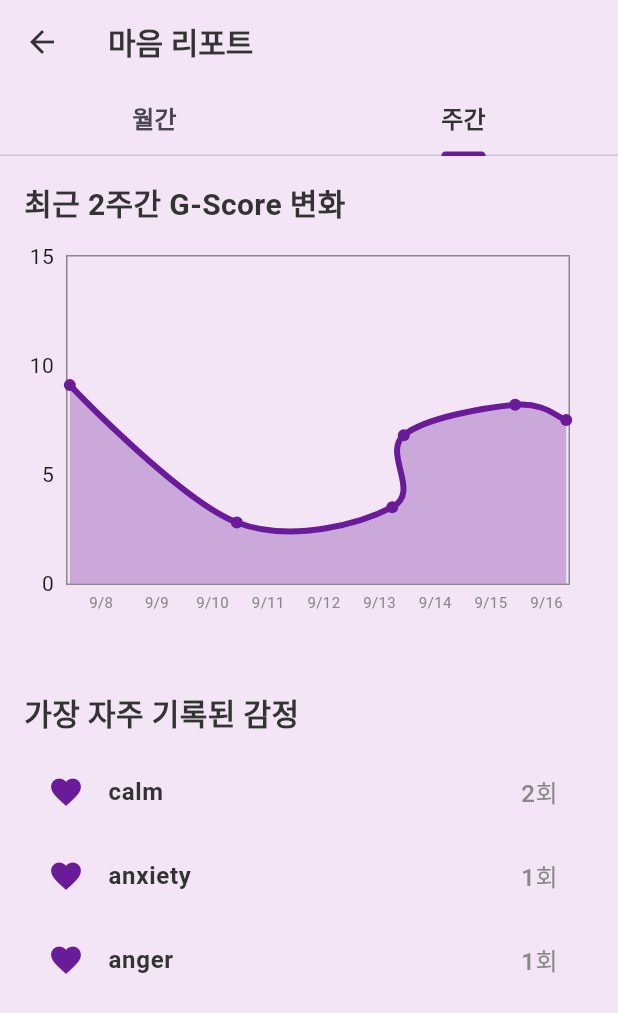
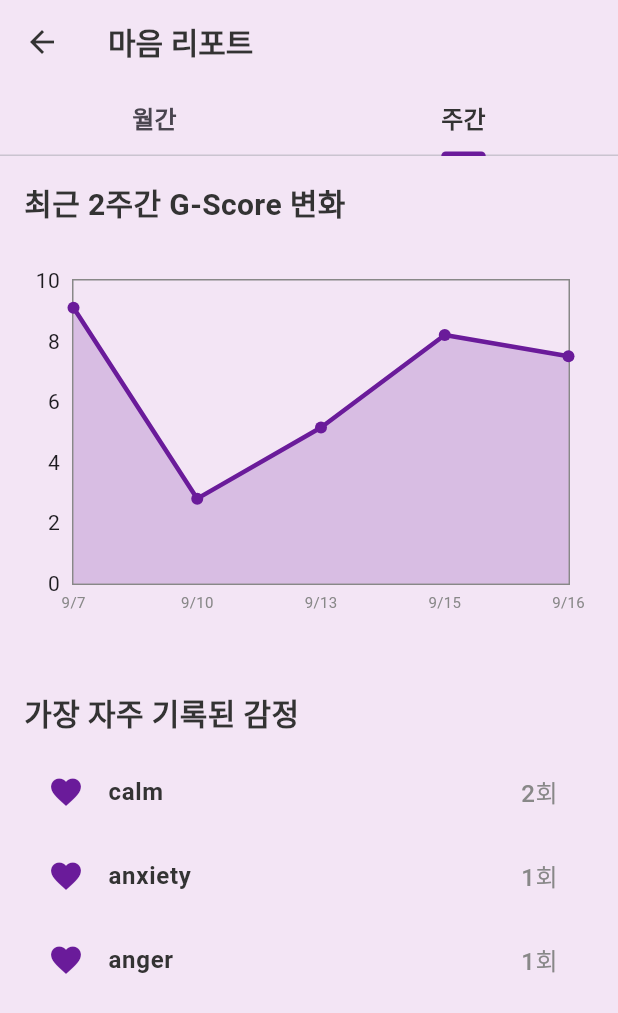
Before and after one commit to So2ln/srj-5, a Flutter app: the ReportScreen screen opened directly, tab 2 chosen, on a phone screen of 412 x 824 dp. Shown: the top 1013 px of the screen. Run offline on Flutter 3.47's test engine with Material 3 defaults, Android fonts, the phone set to English and light mode, and no system bars; drawn by our look-alikes of fl_chart; our stand-ins replace shared_preferences, table_calendar; accounts and stored records are empty; Roboto replaces fonts that are missing (Pretendard).

Commit message:
report_page_9/18version

```diff
--- a/lib/screens/report_screen.dart
+++ b/lib/screens/report_screen.dart
@@ -1,15 +1,23 @@
 // lib/screens/report_screen.dart
+import 'package:fl_chart/fl_chart.dart';
 import 'package:flutter/material.dart';
+
+import 'package:intl/intl.dart';
 import 'package:provider/provider.dart';
-import 'package:fl_chart/fl_chart.dart';
 import 'package:srj_5/models/app_models.dart';
 import 'package:srj_5/providers/user_provider.dart';
 import 'package:srj_5/utils/app_styles.dart';
 import 'package:srj_5/widgets/monthly_calendar_view.dart';
-import 'package:intl/intl.dart';
 
-class ReportScreen extends StatelessWidget {
+class ReportScreen extends StatefulWidget {
   const ReportScreen({super.key});
+
+  @override
+  State<ReportScreen> createState() => _ReportScreenState();
+}
+
+class _ReportScreenState extends State<ReportScreen> {
+  bool _isCurved = false; // 기본값을 직선으로 설정
 
   @override
   Widget build(BuildContext context) {
@@ -53,22 +61,56 @@ class ReportScreen extends StatelessWidget {
           ),
         )
         .toList();
-    // 차트에 시간 순서대로(왼쪽이 과거) 표시되도록 정렬
-    recentRecords.sort((a, b) => a.timestamp.compareTo(b.timestamp));
+
+    // --- 1. 데이터 사전 처리: 날짜별로 G-Score 평균 계산 ---
+    final Map<DateTime, double> dailyAverageScores = {};
+    final Map<DateTime, int> dailyRecordCounts = {};
+    for (var record in recentRecords) {
+      final dateKey = DateTime(
+        record.timestamp.year,
+        record.timestamp.month,
+        record.timestamp.day,
+      );
+      dailyAverageScores[dateKey] =
+          (dailyAverageScores[dateKey] ?? 0) + record.gScore;
+      dailyRecordCounts[dateKey] = (dailyRecordCounts[dateKey] ?? 0) + 1;
+    }
+    dailyAverageScores.forEach((key, value) {
+      dailyAverageScores[key] = value / dailyRecordCounts[key]!;
+    });
+
+    final sortedDailyData = dailyAverageScores.entries.toList()
+      ..sort((a, b) => a.key.compareTo(b.key));
 
     return SingleChildScrollView(
       padding: const EdgeInsets.all(16.0),
       child: Column(
         crossAxisAlignment: CrossAxisAlignment.stretch,
         children: [
-          const Text('최근 2주간 G-Score 변화', style: AppTextStyles.heading),
+          Row(
+            mainAxisAlignment: MainAxisAlignment.spaceBetween,
+            children: [
+              const Text('최근 2주간 G-Score 변화', style: AppTextStyles.heading),
+              // 스위치로 smoothing ON/OFF
+              // Row(
+              //   children: [
+              //     const Text('부드러운 곡선', style: TextStyle(fontSize: 12)),
+              // Switch(
+              //   value: _isCurved,
+              //   onChanged: (value) => setState(() => _isCurved = value),
+              //   activeColor: AppColors.primary,
+              // ),
+              //   ],
+              // ),
+            ],
+          ),
           const SizedBox(height: 20),
           SizedBox(
             height: 250,
-            child: recentRecords.isNotEmpty
+            child: sortedDailyData.isNotEmpty
                 ? Padding(
-                    padding: const EdgeInsets.only(right: 16.0), // 오른쪽 여백 추가
-                    child: LineChart(_buildLineChartData(recentRecords)),
+                    padding: const EdgeInsets.only(right: 16.0, top: 16.0),
+                    child: LineChart(_buildLineChartData(sortedDailyData)),
                   )
                 : const Center(child: Text("표시할 데이터가 없습니다.")),
           ),
@@ -103,55 +145,69 @@ class ReportScreen extends StatelessWidget {
     );
   }
 
-  LineChartData _buildLineChartData(List<EmotionRecord> records) {
-    // --- X축 좌우 여백 추가를 위한 로직 ---
-    // 데이터의 시작 날짜와 마지막 날짜를 찾습니다.
-    final minDate = records.first.timestamp;
-    final maxDate = records.last.timestamp;
-    // 하루만큼의 여백을 설정합니다.
-    const buffer = Duration(hours: 1);
+  // --- 차트 데이터 생성 함수 (완벽 수정 버전) ---
+  LineChartData _buildLineChartData(
+    List<MapEntry<DateTime, double>> dailyData,
+  ) {
+    // --- 1. X축을 위한 정수 인덱스 생성 ---
+    // spots: X축 값으로 0, 1, 2... 순서의 정수를 사용
+    final spots = dailyData.asMap().entries.map((entry) {
+      // entry.key 는 인덱스 (0, 1, 2, ...), entry.value 는 MapEntry<DateTime, double>
+      return FlSpot(entry.key.toDouble(), entry.value.value);
+    }).toList();
 
-    // X축의 최소값과 최대값을 여백을 포함하여 설정합니다.
-    final minX = minDate.subtract(buffer).millisecondsSinceEpoch.toDouble();
-    final maxX = maxDate.add(buffer).millisecondsSinceEpoch.toDouble();
-    // ------------------------------------
-
-    final spots = records
-        .map(
-          (r) =>
-              FlSpot(r.timestamp.millisecondsSinceEpoch.toDouble(), r.gScore),
-        )
-        .toList();
+    // bottomTitles: 정수 인덱스를 실제 날짜 텍스트로 변환하기 위한 '번역기' 맵
+    final Map<int, String> bottomTitlesMap = {
+      for (var entry in dailyData.asMap().entries)
+        entry.key: DateFormat('M/d').format(entry.value.key),
+    };
 
     return LineChartData(
-      // --- X축 범위 설정 ---
-      minX: minX,
-      maxX: maxX,
-      // ---------------------
+      // --- 툴팁 추가: 점을 터치하면 날짜와 G-Score 표시 ---
+      lineTouchData: LineTouchData(
+        touchTooltipData: LineTouchTooltipData(
+          getTooltipItems: (touchedSpots) {
+            return touchedSpots.map((spot) {
+              // spot.spotIndex는 점의 인덱스(0, 1, 2...)와 같습니다.
+              final dateText = bottomTitlesMap[spot.spotIndex] ?? '';
+              return LineTooltipItem(
+                '$dateText\nG-Score: ${spot.y.toStringAsFixed(1)}',
+                const TextStyle(
+                  color: Colors.white,
+                  fontWeight: FontWeight.bold,
+                ),
+              );
+            }).toList();
+          },
+        ),
+      ),
       gridData: const FlGridData(show: false),
       titlesData: FlTitlesData(
         leftTitles: const AxisTitles(
-          sideTitles: SideTitles(showTitles: true, reservedSize: 28),
+          sideTitles: SideTitles(showTitles: true, reservedSize: 32),
         ),
+        topTitles: const AxisTitles(sideTitles: SideTitles(showTitles: false)),
+        rightTitles: const AxisTitles(
+          sideTitles: SideTitles(showTitles: false),
+        ),
+        // --- 2. X축 라벨(날짜) 설정 ---
         bottomTitles: AxisTitles(
           sideTitles: SideTitles(
             showTitles: true,
             reservedSize: 30,
-            // 데이터가 너무 촘촘하지 않도록 적절한 간격으로 표시
-            interval: 1000 * 60 * 60 * 24 * 1, // 1일 간격
+            interval: 1, // 모든 정수 인덱스마다 라벨을 그리려고 시도
             getTitlesWidget: (value, meta) {
-              // X축 범위 밖의 레이블은 그리지 않음
-              if (value < minDate.millisecondsSinceEpoch ||
-                  value > maxDate.millisecondsSinceEpoch) {
-                return const Text('');
+              final index = value.toInt();
+              // 데이터가 너무 촘촘할 경우, 2일에 한 번씩만 라벨 표시 (조절 가능)
+              if (dailyData.length > 10 && index % 2 != 0) {
+                return const SizedBox.shrink();
               }
-              final date = DateTime.fromMillisecondsSinceEpoch(value.toInt());
-              // --- 날짜 형식 변경: "9/15" 와 같은 형식으로 표시 ---
+              final title = bottomTitlesMap[index] ?? '';
               return SideTitleWidget(
                 axisSide: meta.axisSide,
                 space: 4,
                 child: Text(
-                  DateFormat('M/d').format(date),
+                  title,
                   style: const TextStyle(
                     fontSize: 10,
                     color: AppColors.textColorLight,
@@ -161,10 +217,6 @@ class ReportScreen extends StatelessWidget {
             },
           ),
         ),
-        topTitles: const AxisTitles(sideTitles: SideTitles(showTitles: false)),
-        rightTitles: const AxisTitles(
-          sideTitles: SideTitles(showTitles: false),
-        ),
       ),
       borderData: FlBorderData(
         show: true,
@@ -173,19 +225,19 @@ class ReportScreen extends StatelessWidget {
       lineBarsData: [
         LineChartBarData(
           spots: spots,
-          isCurved: true,
+          isCurved: _isCurved,
           color: AppColors.primary,
-          barWidth: 4,
+          barWidth: 3,
           isStrokeCapRound: true,
-          dotData: FlDotData(show: true), // 데이터 포인트에 점 표시
+          dotData: FlDotData(show: true),
           belowBarData: BarAreaData(
             show: true,
-            color: AppColors.primary.withOpacity(0.3),
+            color: AppColors.primary.withOpacity(0.2),
           ),
         ),
       ],
       minY: 0,
-      maxY: 15,
+      maxY: 10,
     );
   }
 }
```
